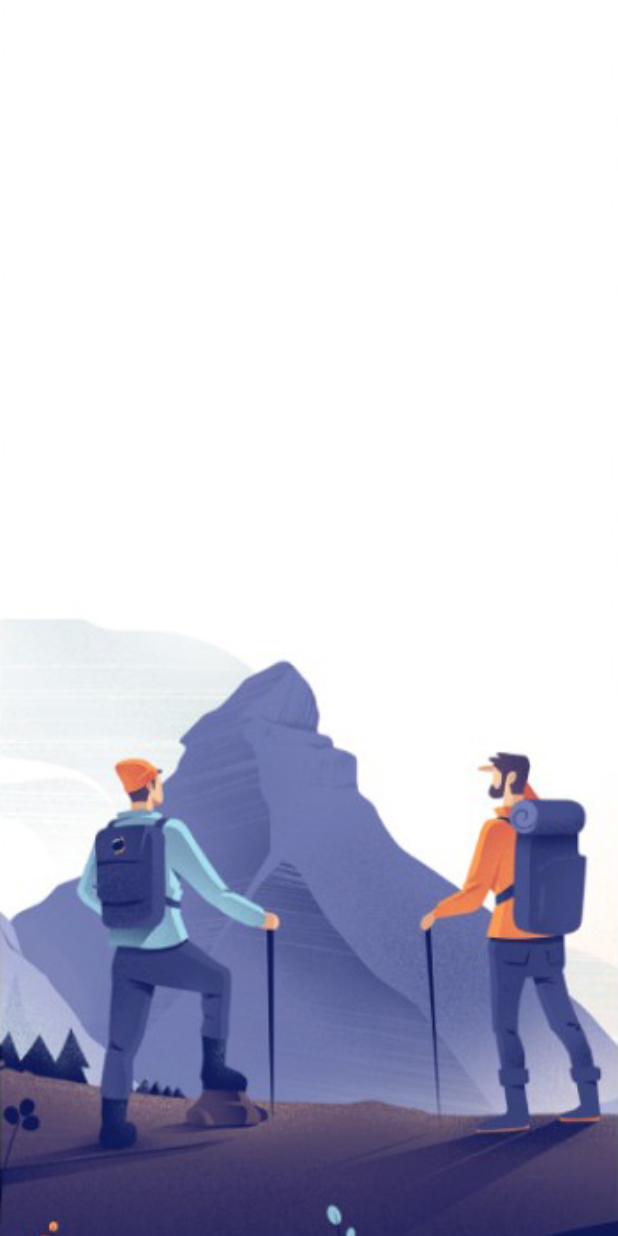
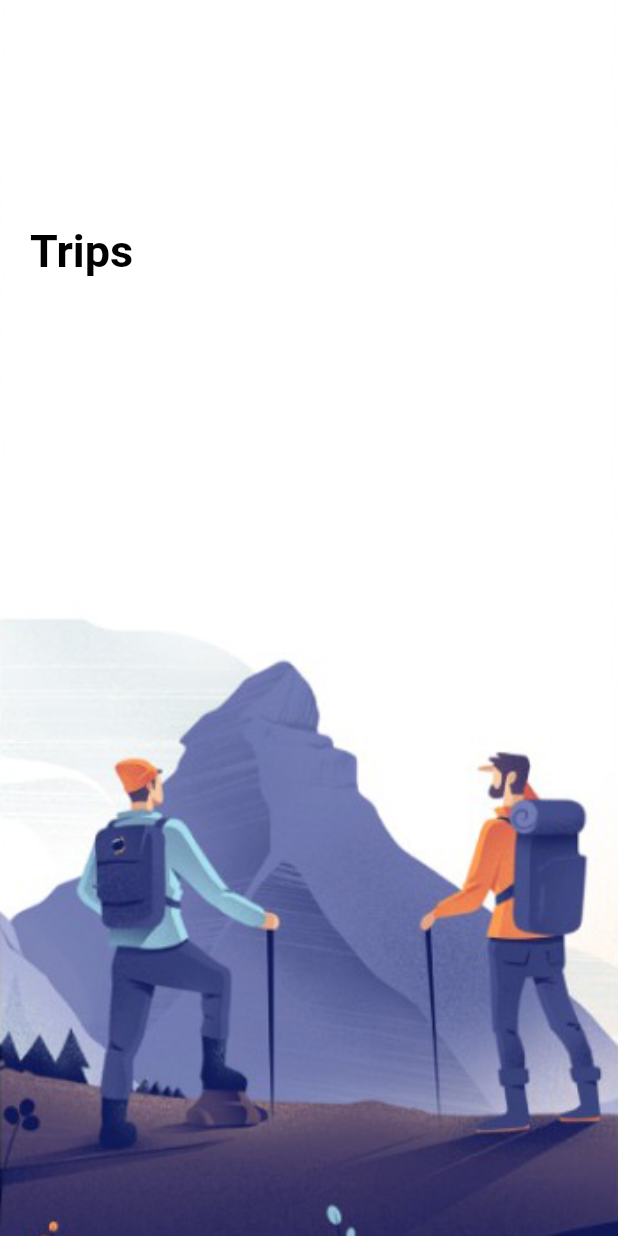
Before and after one commit to RitwickBiswas/flutter_application_1, a Flutter app: the screen it shows after launch, on a phone screen of 412 x 824 dp. Run offline on Flutter 3.47's test engine with Material 2 defaults, Android fonts, the phone set to English and light mode, and no system bars.

Commit message:
add large text widget

```diff
--- a/lib/pages/welcome_page.dart
+++ b/lib/pages/welcome_page.dart
@@ -2,6 +2,7 @@ import 'package:flutter/material.dart';
 import 'package:flutter/rendering.dart';
 import 'package:flutter/src/foundation/key.dart';
 import 'package:flutter/src/widgets/framework.dart';
+import 'package:flutter_application_1/widgets/large_text.dart';
 
 class WelcomePage extends StatefulWidget {
   const WelcomePage({Key? key}) : super(key: key);
@@ -31,6 +32,16 @@ class _WelcomePageState extends State<WelcomePage> {
                       image: AssetImage("img/" + images[index]),
                       fit: BoxFit.cover),
                 ),
+                child: Container(
+                  margin: const EdgeInsets.only(top: 150, left: 20, right: 20),
+                  child: Row(
+                    children: [
+                      Column(
+                        children: [Largetext(text: "Trips")],
+                      )
+                    ],
+                  ),
+                ),
               );
             }));
   }
--- /dev/null
+++ b/lib/widgets/large_text.dart
@@ -0,0 +1,25 @@
+import 'package:flutter/cupertino.dart';
+import 'package:flutter/material.dart';
+import 'package:flutter/src/foundation/key.dart';
+import 'package:flutter/src/widgets/framework.dart';
+
+class Largetext extends StatelessWidget {
+  double size;
+  final String text;
+  final Color color;
+  Largetext({
+    Key? key,
+    this.size = 30,
+    required this.text,
+    this.color = Colors.black,
+  }) : super(key: key);
+
+  @override
+  Widget build(BuildContext context) {
+    return Text(
+      text,
+      style:
+          TextStyle(color: color, fontSize: size, fontWeight: FontWeight.bold),
+    );
+  }
+}
```
Also changed, not shown: lib/widgets/text.dart (added).
